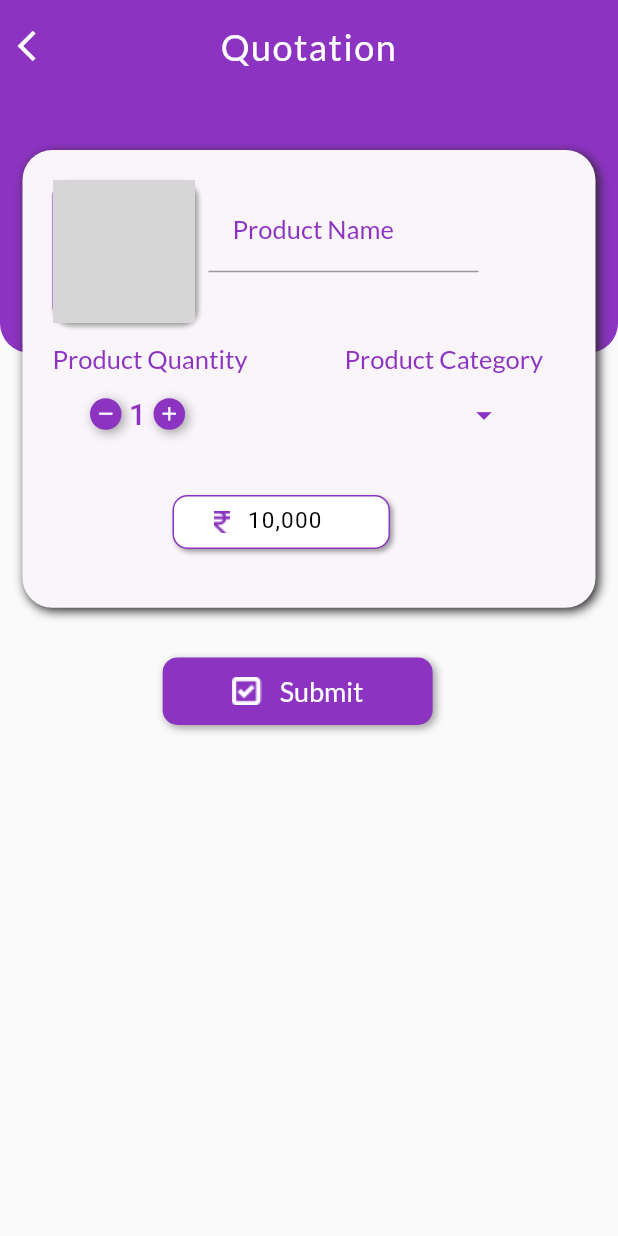
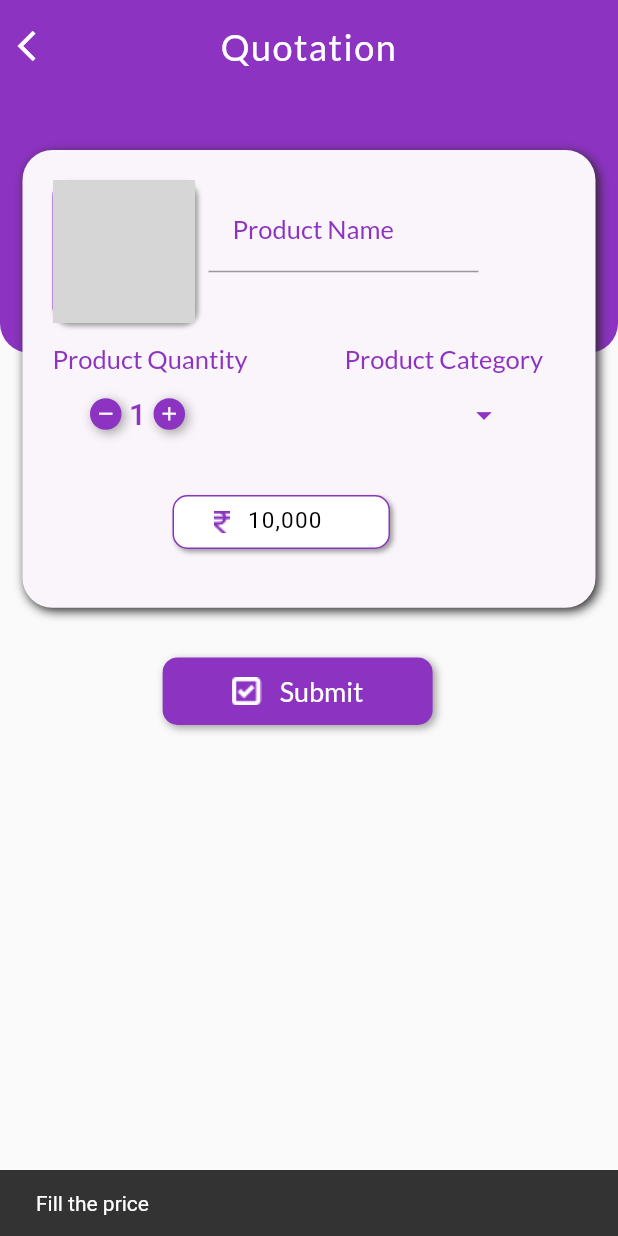
Before and after one commit to premkhandelwal/tender, a Flutter app: the Quotation screen opened by its route, after a tap on "Submit", on a phone screen of 412 x 824 dp. Run offline on Flutter 3.47's test engine with Material 2 defaults, Android fonts, the phone set to English and light mode, and no system bars; our stand-ins replace bloc, cloud_firestore, firebase_auth, firebase_core, firebase_storage, flutter_bloc and 4 more; accounts and stored records are empty; network calls fail; Roboto replaces fonts that are missing (Ubuntu); grey boxes are pictures that could not be loaded.

Commit message:
snackbar adds at quotation page

```diff
--- a/lib/pages/quotation.dart
+++ b/lib/pages/quotation.dart
@@ -515,6 +515,14 @@ class _QuotationState extends State<Quotation> {
                           .then((value) {
                         Navigator.pop(context);
                       });
+                    } else {
+                      const snackBar = SnackBar(
+                        content: Text('Fill the price'),
+                      );
+
+// Find the ScaffoldMessenger in the widget tree
+// and use it to show a SnackBar.
+                      ScaffoldMessenger.of(context).showSnackBar(snackBar);
                     }
                   },
                   child: Container(
--- a/lib/pages/select_vendor.dart
+++ b/lib/pages/select_vendor.dart
@@ -82,7 +82,7 @@ class SelectVendor extends StatelessWidget {
 
                                   await prefs.setBool('isCustomer', false);
                                    // ignore: use_build_context_synchronously
-                                   Navigator.pushNamed(
+                                   Navigator.pushReplacementNamed(
                                     context, MyRoutes.venderDashBoardRoute);
                                 },
                                 label: Padding(
@@ -146,7 +146,7 @@ class SelectVendor extends StatelessWidget {
                                       await SharedPreferences.getInstance();
 
                                   await prefs.setBool('isCustomer', true);
-                                Navigator.pushNamed(
+                                Navigator.pushReplacementNamed(
                                     context, MyRoutes.customerDashboardRoute);
                                 print('doc1 ${userDocId}');
                                 // FirebaseFirestore.instance
```
